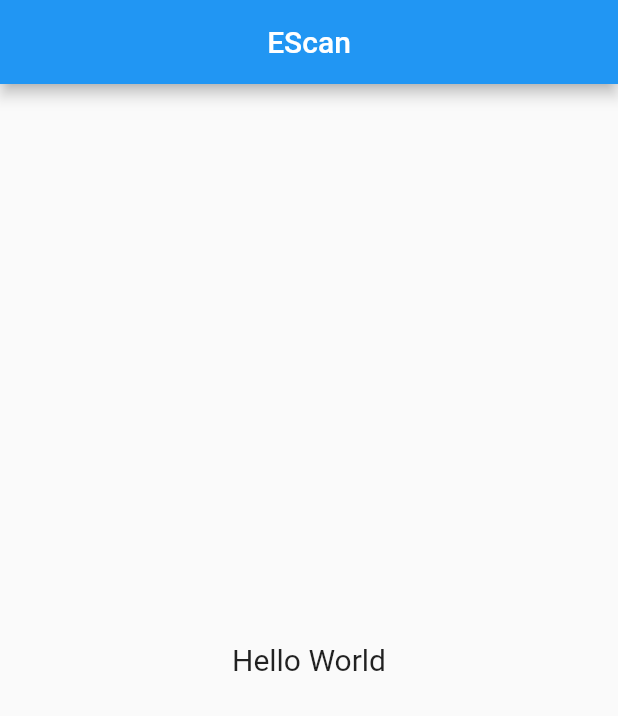
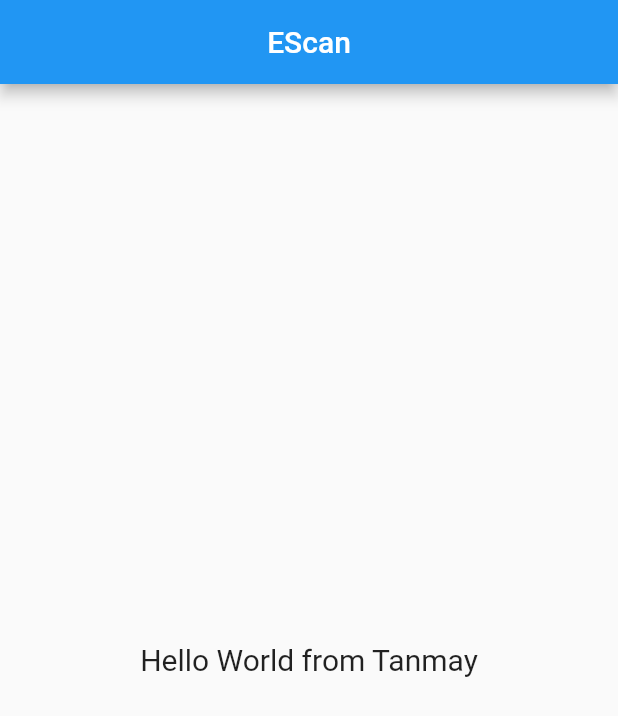
Before and after one commit to KetakiMDeshmukh/eScan, a Flutter app: the screen it shows after launch, on a phone screen of 412 x 824 dp. Shown: the top 716 px of the screen. Run offline on Flutter 3.47's test engine with Material 2 defaults, Android fonts, the phone set to English and light mode, and no system bars.

Commit message:
From Tanmay

```diff
--- a/lib/main.dart
+++ b/lib/main.dart
@@ -27,7 +27,6 @@ class MyHomePage extends StatefulWidget {
 }
 
 class _MyHomePageState extends State<MyHomePage> {
-
   @override
   Widget build(BuildContext context) {
     return Scaffold(
@@ -37,7 +36,7 @@ class _MyHomePageState extends State<MyHomePage> {
       ),
       body: Center(
         child: Text(
-          "Hello World",
+          "Hello World from Tanmay",
           style: TextStyle(
             fontSize: 20,
           ),
```
